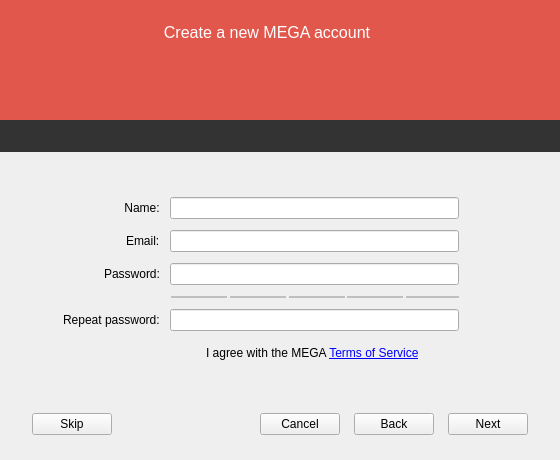
Old version of the form src/MEGASync/gui/macx/SetupWizard.ui in the repository meganz/MEGAsync.
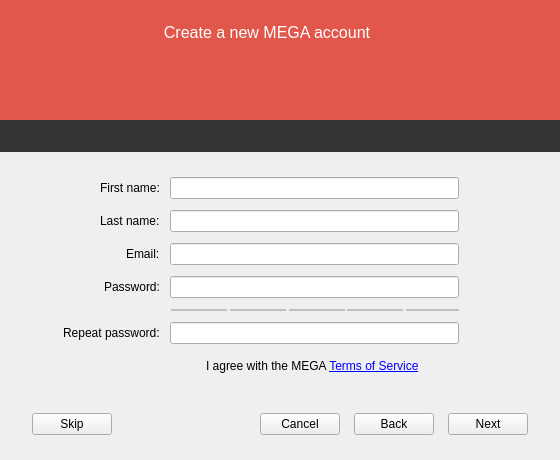
New version of the form. The open tabs and pages were chosen to show the change. Icons and pictures are not drawn. Custom widgets are drawn as their Qt base class.

Commit message: Add last name field to create account form

```diff
--- a/src/MEGASync/gui/macx/SetupWizard.ui
+++ b/src/MEGASync/gui/macx/SetupWizard.ui
@@ -500,7 +500,7 @@
            <number>3</number>
           </property>
           <property name="topMargin">
-           <number>45</number>
+           <number>25</number>
           </property>
           <property name="rightMargin">
            <number>3</number>
@@ -520,7 +520,7 @@
              <enum>Qt::LeftToRight</enum>
             </property>
             <property name="text">
-             <string>Name:</string>
+             <string>First name:</string>
             </property>
             <property name="alignment">
              <set>Qt::AlignCenter</set>
@@ -546,14 +546,14 @@
             </property>
            </widget>
           </item>
-          <item row="1" column="0">
+          <item row="2" column="0">
            <widget class="QLabel" name="lEmail">
             <property name="text">
              <string>Email:</string>
             </property>
            </widget>
           </item>
-          <item row="1" column="1">
+          <item row="2" column="1">
            <widget class="QLineEdit" name="eEmail">
             <property name="minimumSize">
              <size>
@@ -572,36 +572,36 @@
             </property>
            </widget>
           </item>
-          <item row="2" column="0">
+          <item row="3" column="0">
            <widget class="QLabel" name="lPassword">
             <property name="text">
              <string>Password:</string>
             </property>
            </widget>
           </item>
-          <item row="2" column="1">
-           <widget class="QLineEdit" name="ePassword">
-            <property name="minimumSize">
-             <size>
-              <width>289</width>
-              <height>0</height>
-             </size>
-            </property>
-            <property name="maximumSize">
-             <size>
-              <width>289</width>
-              <height>16777215</height>
-             </size>
-            </property>
-            <property name="styleSheet">
-             <string notr="true">background: none;</string>
-            </property>
-            <property name="echoMode">
-             <enum>QLineEdit::Password</enum>
-            </property>
-           </widget>
-          </item>
           <item row="3" column="1">
+           <widget class="QLineEdit" name="ePassword">
+            <property name="minimumSize">
+             <size>
+              <width>289</width>
+              <height>0</height>
+             </size>
+            </property>
+            <property name="maximumSize">
+             <size>
+              <width>289</width>
+              <height>16777215</height>
+             </size>
+            </property>
+            <property name="styleSheet">
+             <string notr="true">background: none;</string>
+            </property>
+            <property name="echoMode">
+             <enum>QLineEdit::Password</enum>
+            </property>
+           </widget>
+          </item>
+          <item row="4" column="1">
            <widget class="QWidget" name="wPassStrength" native="true">
             <property name="minimumSize">
              <size>
@@ -726,7 +726,7 @@
             </layout>
            </widget>
           </item>
-          <item row="4" column="0">
+          <item row="5" column="0">
            <widget class="QLabel" name="lRepeatPassword">
             <property name="text">
              <string>Repeat password:</string>
@@ -736,29 +736,29 @@
             </property>
            </widget>
           </item>
-          <item row="4" column="1">
-           <widget class="QLineEdit" name="eRepeatPassword">
-            <property name="minimumSize">
-             <size>
-              <width>289</width>
-              <height>0</height>
-             </size>
-            </property>
-            <property name="maximumSize">
-             <size>
-              <width>289</width>
-              <height>16777215</height>
-             </size>
-            </property>
-            <property name="styleSheet">
-             <string notr="true">background: none;</string>
-            </property>
-            <property name="echoMode">
-             <enum>QLineEdit::Password</enum>
-            </property>
-           </widget>
-          </item>
           <item row="5" column="1">
+           <widget class="QLineEdit" name="eRepeatPassword">
+            <property name="minimumSize">
+             <size>
+              <width>289</width>
+              <height>0</height>
+             </size>
+            </property>
+            <property name="maximumSize">
+             <size>
+              <width>289</width>
+              <height>16777215</height>
+             </size>
+            </property>
+            <property name="styleSheet">
+             <string notr="true">background: none;</string>
+            </property>
+            <property name="echoMode">
+             <enum>QLineEdit::Password</enum>
+            </property>
+           </widget>
+          </item>
+          <item row="6" column="1">
            <widget class="QWidget" name="widget_4" native="true">
             <property name="minimumSize">
              <size>
@@ -841,6 +841,32 @@
             </layout>
            </widget>
           </item>
+          <item row="1" column="1">
+           <widget class="QLineEdit" name="eLastName">
+            <property name="minimumSize">
+             <size>
+              <width>289</width>
+              <height>0</height>
+             </size>
+            </property>
+            <property name="maximumSize">
+             <size>
+              <width>289</width>
+              <height>16777215</height>
+             </size>
+            </property>
+            <property name="styleSheet">
+             <string notr="true">background: none;</string>
+            </property>
+           </widget>
+          </item>
+          <item row="1" column="0">
+           <widget class="QLabel" name="lLastName">
+            <property name="text">
+             <string>Last name:</string>
+            </property>
+           </widget>
+          </item>
          </layout>
         </widget>
        </item>
```
The commit also changes 3 other files.
